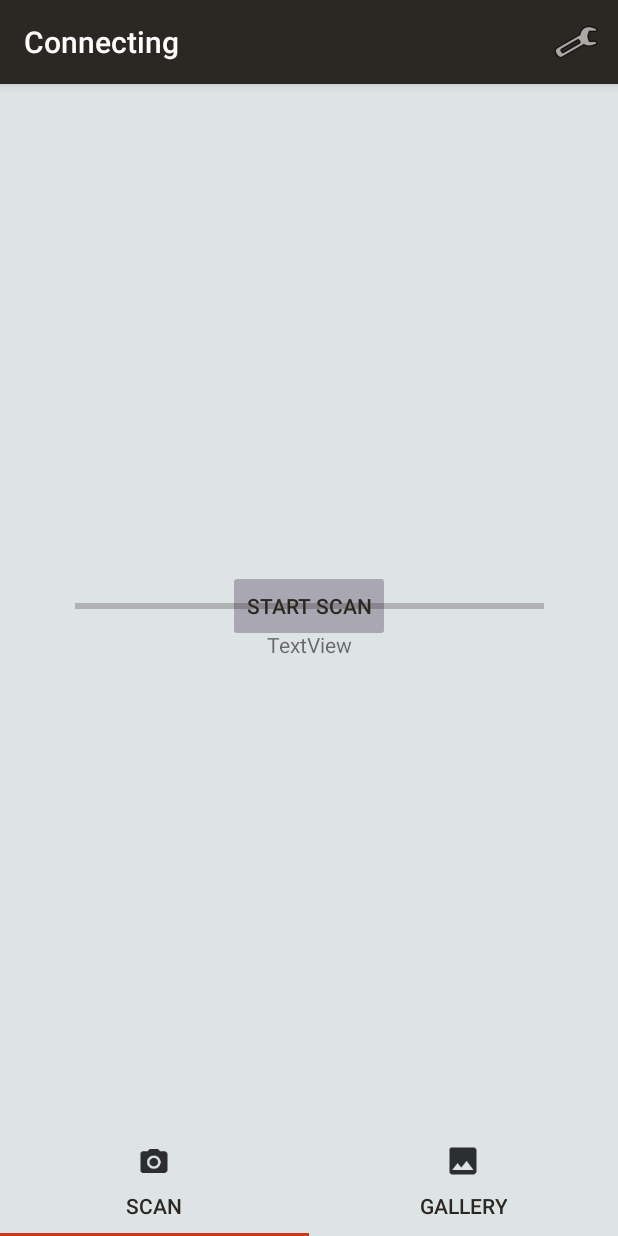
After one commit to IRTSA-SoftwareProject/IRTSA-App, an Android app: the fragment ScanProgressFragment placed in its activity, on a phone screen of 412 x 824 dp. The commit adds this screen. Run offline under Robolectric (Android 15) with nearby library versions, the phone set to English and light mode, and no system bars; our stand-ins replace RxJava; 2 statements that could not run were skipped.

Commit message:
prototype of some basic interactions with the server and UI

```diff
--- /dev/null
+++ b/app/src/main/java/com/swinburne/irtsa/irtsa/scan/ScanProgressFragment.java
@@ -0,0 +1,66 @@
+package com.swinburne.irtsa.irtsa.scan;
+
+
+import android.os.Bundle;
+import android.support.v4.app.Fragment;
+import android.view.LayoutInflater;
+import android.view.View;
+import android.view.ViewGroup;
+import android.widget.ProgressBar;
+import android.widget.TextView;
+
+import com.swinburne.irtsa.irtsa.R;
+import com.swinburne.irtsa.irtsa.server.Message;
+import com.swinburne.irtsa.irtsa.server.Server;
+
+import io.reactivex.android.schedulers.AndroidSchedulers;
+
+/**
+ * A simple {@link Fragment} subclass.
+ */
+public class ScanProgressFragment extends Fragment {
+  private ProgressBar scanProgressBar;
+  private TextView scanProgressText;
+
+
+  public ScanProgressFragment() {
+    // Required empty public constructor
+  }
+
+
+  @Override
+  public View onCreateView(LayoutInflater inflater, ViewGroup container,
+                           Bundle savedInstanceState) {
+    // Inflate the layout for this fragment
+    View v = inflater.inflate(R.layout.fragment_scan_progress, container, false);
+    scanProgressBar = v.findViewById(R.id.scanProgressBar);
+    scanProgressText = v.findViewById(R.id.scanProgressText);
+
+    Server.messages.ofType("scan_progress").observeOn(AndroidSchedulers.mainThread()).subscribe(message -> {
+      String progress = message.getBodyHash().get("percent").toString();
+      int progressInt = (int) Double.parseDouble(progress);
+      scanProgressBar.setProgress(progressInt);
+      scanProgressText.setText("Scan Progress is: " + progressInt);
+    });
+
+    Server.messages.ofType("scan_complete").observeOn(AndroidSchedulers.mainThread()).subscribe(message -> {
+      String filename = message.getBodyHash().get("filename").toString();
+
+      scanProgressText.setText("Scan Completed: " + filename);
+    });
+    //    ViewScanFragment viewScanFragment = new ViewScanFragment();
+//    FragmentTransaction transaction = getParentFragment()
+//            .getChildFragmentManager().beginTransaction();
+//    // Store the Fragment in the Fragment back-stack
+//    transaction.addToBackStack("StartScanFragment");
+//    transaction.replace(R.id.scanContainer, viewScanFragment, "ViewScanFragment").commit();
+
+    Server.send(new Message("scan", new Object() {
+      public String scanName = "scan_001.png";
+    }));
+
+    return v;
+
+  }
+
+}
--- a/app/src/main/java/com/swinburne/irtsa/irtsa/scan/StartScanFragment.java
+++ b/app/src/main/java/com/swinburne/irtsa/irtsa/scan/StartScanFragment.java
@@ -57,23 +57,21 @@
    * the user presses the back button.
    */
   private void beginScan() {
-    // Send a message to start the scan
-    Server.send(new Message("scan", new Object() {
-      public String scanName = "scan_001.png";
-    }));
-    Server.messages.ofType("scan_progress").subscribe(message -> {
-      Log.i("MESSAGE", "Message received");
-      Log.i("MESSAGE_TYPE", message.type);
-      Log.i("MESSAGE_BODY", message.body.toString());
-      Log.i("MESSAGE_PERCENT", message.getBodyHash().get("percent").toString());
-    });
 
-    ViewScanFragment viewScanFragment = new ViewScanFragment();
+//    Server.messages.ofType("scan_progress").subscribe(message -> {
+//      Log.i("MESSAGE", "Message received");
+//      Log.i("MESSAGE_TYPE", message.type);
+//      Log.i("MESSAGE_BODY", message.body.toString());
+//      Log.i("MESSAGE_PERCENT", message.getBodyHash().get("percent").toString());
+//    });
+
+    ScanProgressFragment scanProgressFragment = new ScanProgressFragment();
     FragmentTransaction transaction = getParentFragment()
             .getChildFragmentManager().beginTransaction();
-    // Store the Fragment in the Fragment back-stack
     transaction.addToBackStack("StartScanFragment");
-    transaction.replace(R.id.scanContainer, viewScanFragment, "ViewScanFragment").commit();
+    transaction.replace(R.id.scanContainer, scanProgressFragment, "ScanProgressFragment").commit();
+
+
   }
 
   @Override
--- /dev/null
+++ b/app/src/main/res/layout/fragment_scan_progress.xml
@@ -0,0 +1,49 @@
+<?xml version="1.0" encoding="utf-8"?>
+<android.support.constraint.ConstraintLayout xmlns:android="http://schemas.android.com/apk/res/android"
+    xmlns:app="http://schemas.android.com/apk/res-auto"
+    xmlns:tools="http://schemas.android.com/tools"
+    android:layout_width="match_parent"
+    android:layout_height="match_parent"
+    tools:context=".scan.ScanProgressFragment">
+
+    <!-- TODO: Update blank fragment layout -->
+
+    <ProgressBar
+        android:id="@+id/scanProgressBar"
+        style="?android:attr/progressBarStyleHorizontal"
+        android:layout_width="0dp"
+        android:layout_height="wrap_content"
+        android:layout_marginEnd="8dp"
+        android:layout_marginStart="8dp"
+        app:layout_constraintBottom_toBottomOf="parent"
+        app:layout_constraintEnd_toStartOf="@+id/guideline2"
+        app:layout_constraintHorizontal_bias="0.5"
+        app:layout_constraintStart_toStartOf="@+id/guideline"
+        app:layout_constraintTop_toTopOf="parent" />
+
+    <android.support.constraint.Guideline
+        android:id="@+id/guideline"
+        android:layout_width="wrap_content"
+        android:layout_height="wrap_content"
+        android:orientation="vertical"
+        app:layout_constraintGuide_percent="0.1015625" />
+
+    <android.support.constraint.Guideline
+        android:id="@+id/guideline2"
+        android:layout_width="wrap_content"
+        android:layout_height="wrap_content"
+        android:orientation="vertical"
+        app:layout_constraintGuide_percent="0.9" />
+
+    <TextView
+        android:id="@+id/scanProgressText"
+        android:layout_width="wrap_content"
+        android:layout_height="wrap_content"
+        android:layout_marginEnd="8dp"
+        android:layout_marginStart="8dp"
+        android:layout_marginTop="8dp"
+        android:text="TextView"
+        app:layout_constraintEnd_toStartOf="@+id/guideline2"
+        app:layout_constraintStart_toStartOf="@+id/guideline"
+        app:layout_constraintTop_toBottomOf="@+id/scanProgressBar" />
+</android.support.constraint.ConstraintLayout>
```
